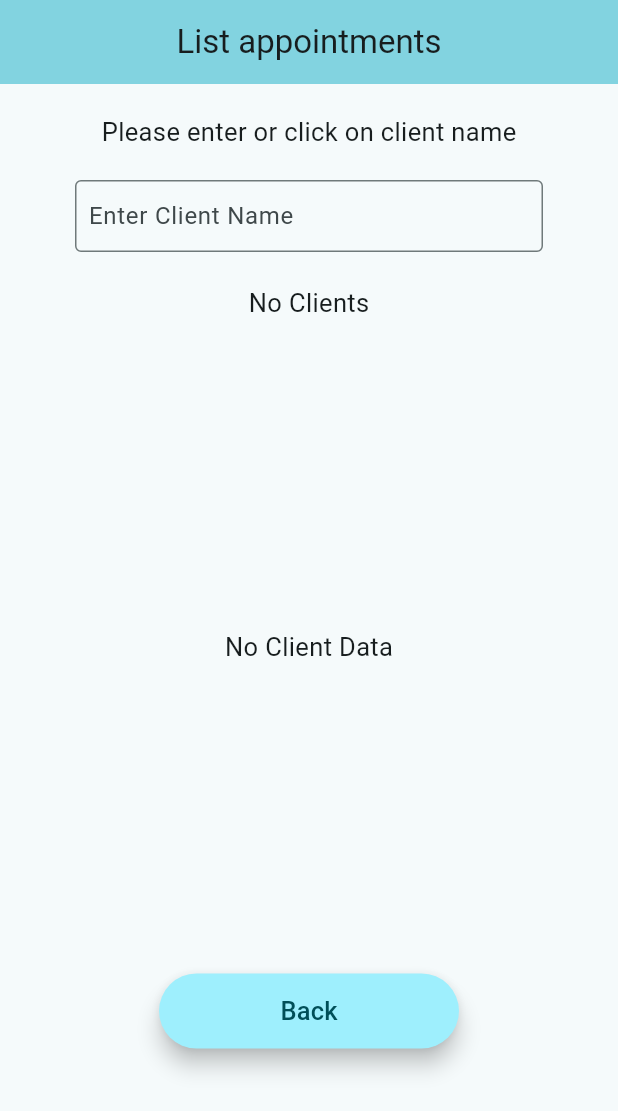
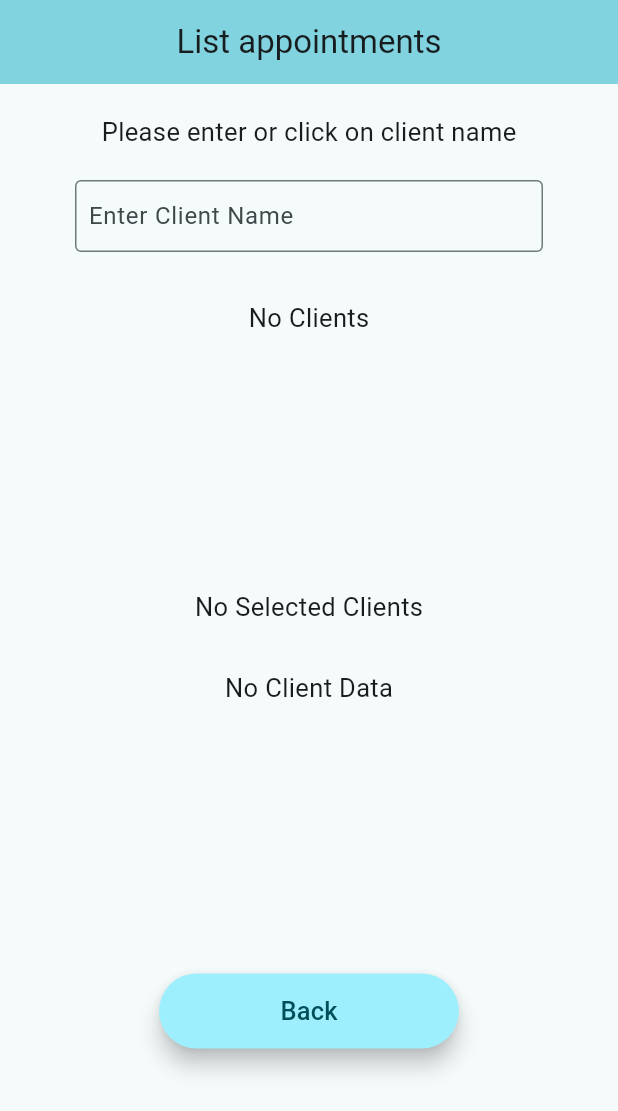
Before and after one commit to FantasyRuinX/Flutter-ManageAppointments, a Flutter app: the ListAppointment screen opened by its route, on a phone screen of 412 x 824 dp. Shown: the top 1111 px of the screen. Run offline on Flutter 3.47's test engine with Material 3 defaults, Android fonts, the phone set to English and light mode, and no system bars; our stand-ins replace flutter_animate, flutter_local_notifications, get, permission_handler, sqflite, table_calendar; missing offline and left inert: flutter_background_service; accounts and stored records are empty.

Commit message:
Updated listAppointment.dart UI

```diff
--- a/lib/UI/home.dart
+++ b/lib/UI/home.dart
@@ -40,7 +40,6 @@ class _MyHomePageState extends State<MyHomePage> {
     setState(() {
       clientDates.clear();
       clients = eventViewModel.organisedEvents;
-
       for (Event event in clients) {
         clientDates.add(event.date);
       }
--- a/lib/UI/listAppointment.dart
+++ b/lib/UI/listAppointment.dart
@@ -274,11 +274,16 @@ class _ListAppointmentState extends State<ListAppointment> {
                                 vertical: 0.0, horizontal: 5.0),
                             border: OutlineInputBorder(),
                             hintText: "Enter Client Name"))),
+                const SizedBox(height: 10),
                 Expanded(
-                    child: SizedBox(height: 200, child: appointmentNameList())),
+                    child: SizedBox(height: 180, child: appointmentNameList())),
+                const SizedBox(height: 10),
+                Text(style: const TextStyle(fontSize: 17),
+                    selectedClient.isEmpty ? "No Selected Clients" : "Selected Client : $selectedClient"),
+                const SizedBox(height: 10),
                 Expanded(
-                    child: SizedBox(
-                        height: 200, child: appointmentList(eventViewModel))),
+                  child: SizedBox(
+                      height: 180, child: appointmentList(eventViewModel))),
                 const SizedBox(height: 20),
                 SizedBox(
                     height: 50,
```
